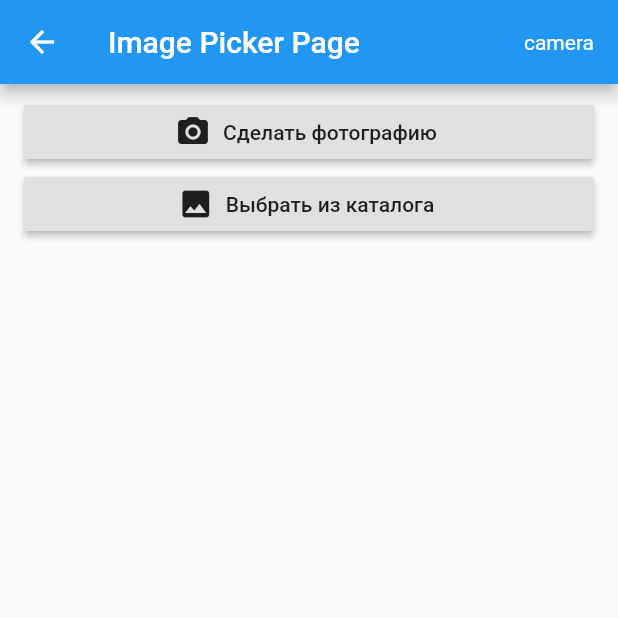
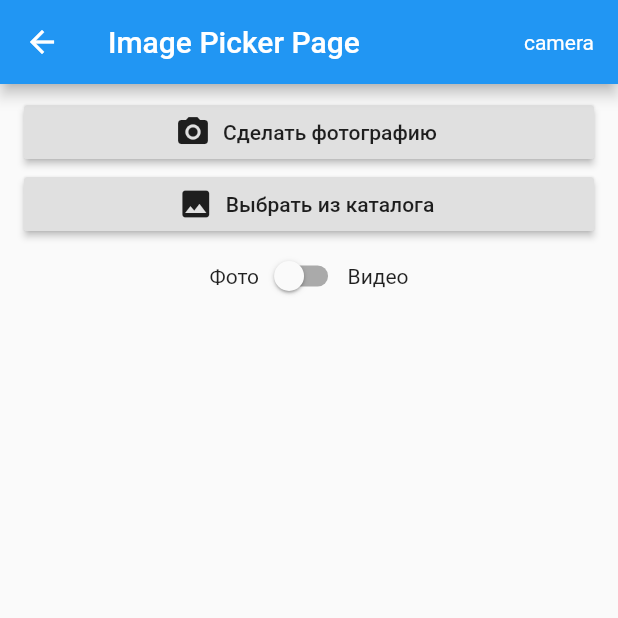
Before and after one commit to kdmatrosov/flutter-camera, a Flutter app: the ImagePickerPage screen opened by its route, after a tap on "Сделать фотографию", on a phone screen of 412 x 824 dp, the top half of it. Run offline on Flutter 3.47's test engine with Material 2 defaults, Android fonts, the phone set to English and light mode, and no system bars; our stand-ins replace camera, image_picker, video_player.

Commit message:
image-picker stable

```diff
--- a/lib/pages/image_picker_page.dart
+++ b/lib/pages/image_picker_page.dart
@@ -2,6 +2,7 @@ import 'dart:io';
 
 import 'package:flutter/material.dart';
 import 'package:flutter_camera/pages/camera_page.dart';
+import 'package:flutter_camera/widgets/video.dart';
 import 'package:image_picker/image_picker.dart';
 
 class ImagePickerPage extends StatefulWidget {
@@ -46,22 +47,25 @@ class _ImagePickerView extends StatefulWidget {
 }
 
 class _ImagePickerViewState extends State<_ImagePickerView> {
-  File _image;
+  File _file;
+  bool _isVideo = false;
 
   void _getImageFromPhotoLibrary(context) {
-    _getImage(ImageSource.gallery, context);
+    _getFile(ImageSource.gallery, context);
   }
 
-  void _getPhotoFromCamera(context) {
-    _getImage(ImageSource.camera, context);
+  void _getFromCamera(context) {
+    _getFile(ImageSource.camera, context);
   }
 
-  Future<void> _getImage(ImageSource source, BuildContext context) async {
+  Future<void> _getFile(ImageSource source, BuildContext context) async {
     try {
       print(source);
-      final File file = await ImagePicker.pickImage(source: source);
+      final File file = _isVideo
+          ? await ImagePicker.pickVideo(source: source)
+          : await ImagePicker.pickImage(source: source);
       setState(() {
-        _image = file;
+        _file = file;
         _showBottomSheet(context);
       });
     } catch (e) {
@@ -70,17 +74,22 @@ class _ImagePickerViewState extends State<_ImagePickerView> {
   }
 
   void _showBottomSheet(context) {
-    if (_image != null) {
+    if (_file != null) {
       showModalBottomSheet(
           context: context,
           builder: (BuildContext bc) {
-            return LimitedBox(
-              child: Image.file(_image),
+            return Center(
+                child: LimitedBox(
+              child: _isVideo ? Video(_file) : Image.file(_file),
               maxHeight: 300,
-            );
+            ));
           });
     }
   }
+
+  String get buttonText => !_isVideo ? "Сделать фотографию" : "Записать видео";
+
+  IconData get buttonIcon => !_isVideo ? Icons.photo_camera : Icons.videocam;
 
   @override
   Widget build(BuildContext context) {
@@ -91,10 +100,10 @@ class _ImagePickerViewState extends State<_ImagePickerView> {
         crossAxisAlignment: CrossAxisAlignment.stretch,
         children: <Widget>[
           RaisedButton.icon(
-            icon: Icon(Icons.photo_camera),
-            label: Text("Сделать фотографию"),
+            icon: Icon(buttonIcon),
+            label: Text(buttonText),
             onPressed: () {
-              _getPhotoFromCamera(context);
+              _getFromCamera(context);
             },
           ),
           RaisedButton.icon(
@@ -104,6 +113,21 @@ class _ImagePickerViewState extends State<_ImagePickerView> {
               _getImageFromPhotoLibrary(context);
             },
           ),
+          Row(
+            mainAxisAlignment: MainAxisAlignment.center,
+            children: <Widget>[
+              Text('Фото'),
+              Switch(
+                onChanged: (bool value) {
+                  setState(() {
+                    _isVideo = value;
+                  });
+                },
+                value: _isVideo,
+              ),
+              Text('Видео'),
+            ],
+          )
         ],
       ),
       padding: EdgeInsets.symmetric(horizontal: 16, vertical: 8),
--- a/pubspec.yaml
+++ b/pubspec.yaml
@@ -26,6 +26,7 @@ dependencies:
   image_picker: ^0.5.0+3
   camera: ^0.4.2
   path_provider: ^0.5.0
+  video_player: ^0.10.0
 
 dev_dependencies:
   flutter_test:
```
Also changed, not shown: lib/widgets/video.dart (added, +40 -0 lines), pubspec.lock.
